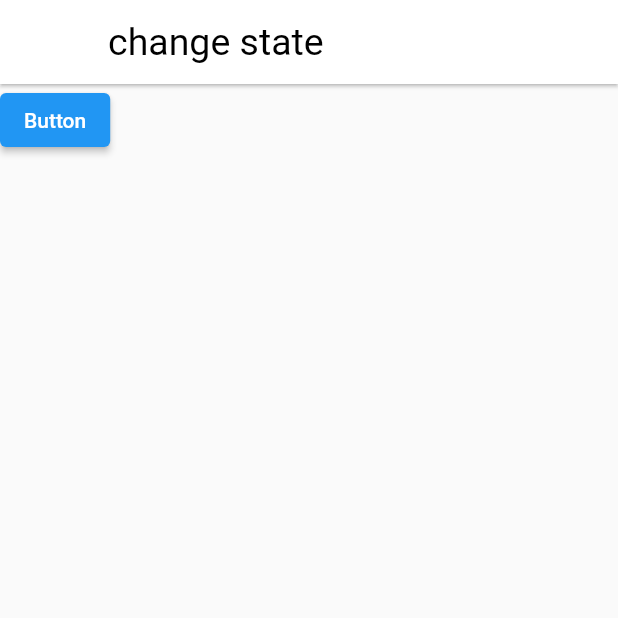
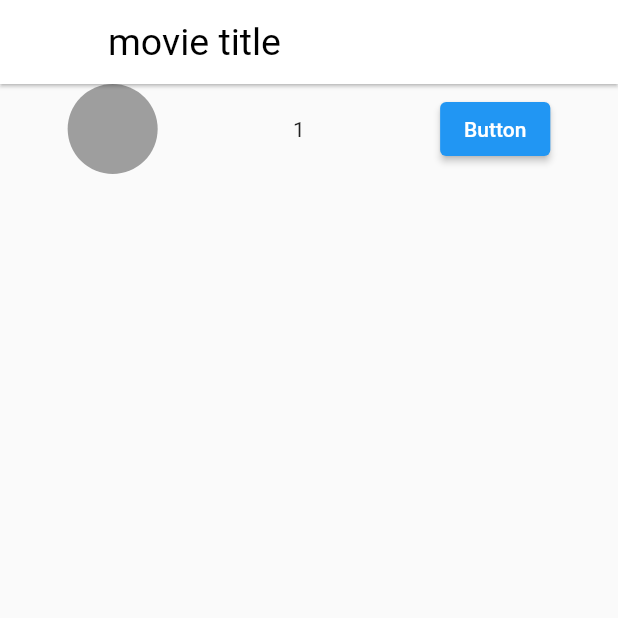
Before and after one commit to seungwoonlee90/wonderwall_project, a Flutter app: the Info screen opened directly, after a tap on "Button", on a phone screen of 412 x 824 dp, the top half of it. Run offline on Flutter 3.47's test engine with Material 2 defaults, Android fonts, the phone set to English and light mode, and no system bars; our stand-ins replace image_picker, shared_preferences; accounts and stored records are empty; network calls fail.

Commit message:
Update info status

```diff
--- a/lib/main.dart
+++ b/lib/main.dart
@@ -120,10 +120,10 @@ class _OasisState extends State<Oasis> {
       if(scroll.position.pixels == scroll.position.maxScrollExtent){
         if (itemCount <=17) {
           setState((){
-            itemCount+=3;
+            itemCount+=5;
           });
         } else {
-          itemCount = 20;
+          itemCount = 30;
         }
       }
     });
@@ -199,8 +199,16 @@ class Upload extends StatelessWidget {
 
 class Store1 extends ChangeNotifier {
   var name = 'movie title';
-  changeName(){
-    name = 'change state';
+  var fs = false;
+  var num = 0;
+  setFs(){
+    if(fs == false){
+      num++;
+      fs = true;
+    } else {
+      num--;
+      fs=false;
+    }
     notifyListeners();
   }
 }
@@ -212,10 +220,16 @@ class Info extends StatelessWidget {
   Widget build(BuildContext context) {
     return Scaffold(
       appBar: AppBar(title: Text(context.watch<Store1>().name),),
-      body: Column(
+      body: Row(
+        mainAxisAlignment: MainAxisAlignment.spaceAround,
         children: [
+          CircleAvatar(
+            radius: 30,
+            backgroundColor: Colors.grey,
+          ),
+          Text('${context.watch<Store1>().num}'),
           ElevatedButton(onPressed: (){
-            context.read<Store1>().changeName();
+            context.read<Store1>().setFs();
           }, child: Text("Button"))
         ],
       ),
```
